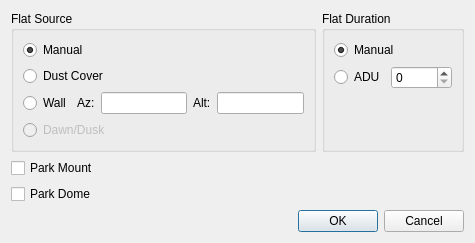
The window that kstars/ekos/calibrationoptions.ui (KDE/kstars) describes before a commit, drawn with Qt 5.
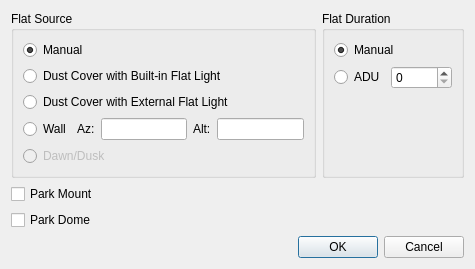
The same window after the commit. Custom widgets are drawn as their Qt base class.

Commit message: Change SOURCE_DUSTCAP to SOURCE_FLATCAP and SOURCE_DARKCAP in Ekos capture REVIEW:128718

```diff
--- a/kstars/ekos/calibrationoptions.ui
+++ b/kstars/ekos/calibrationoptions.ui
@@ -44,7 +44,17 @@
            <string>For dark and bias frames, close the dust cap before proceeding. For flat frames, close the dust cap and turn on the light source.</string>
           </property>
           <property name="text">
-           <string>Dust Cover</string>
+           <string>Dust Cover with Built-in Flat Light</string>
+          </property>
+         </widget>
+        </item>
+        <item>
+         <widget class="QRadioButton" name="darkDeviceSourceC">
+          <property name="toolTip">
+           <string>For dark and bias frames, close the dust cap before proceeding. For flat frames, open the dust cap and turn on the light source.</string>
+          </property>
+          <property name="text">
+           <string>Dust Cover with External Flat Light</string>
           </property>
          </widget>
         </item>
```
Left out of the diff: 5 changed lines with no effect on the pictures. The commit also changes 3 other files.
